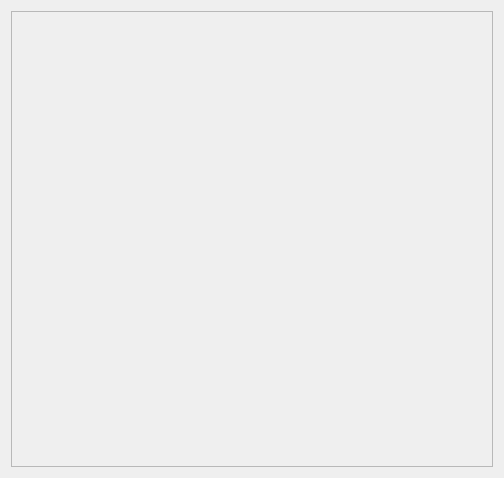
Above: src/qt/Widget/SingleInstrument.ui from chuckfairy/Orzabal before the change. Below: the same form after it.
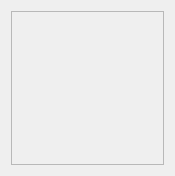
That is the form after the change.

The edit to the form file:
```diff
--- a/src/qt/Widget/SingleInstrument.ui
+++ b/src/qt/Widget/SingleInstrument.ui
@@ -1,21 +1,36 @@
 <?xml version="1.0" encoding="UTF-8"?>
 <ui version="4.0">
  <class>SingleInstrument</class>
- <widget class="QWidget" name="content">
+ <widget class="QWidget" name="SingleInstrument">
   <property name="geometry">
    <rect>
     <x>0</x>
     <y>0</y>
-    <width>504</width>
-    <height>478</height>
+    <width>175</width>
+    <height>176</height>
    </rect>
   </property>
+  <property name="sizePolicy">
+   <sizepolicy hsizetype="Ignored" vsizetype="Preferred">
+    <horstretch>1</horstretch>
+    <verstretch>0</verstretch>
+   </sizepolicy>
+  </property>
   <property name="windowTitle">
    <string>Dialog</string>
   </property>
-  <layout class="QGridLayout" name="gridLayout">
-   <item row="1" column="0">
+  <layout class="QVBoxLayout" name="verticalLayout">
+   <item>
+    <layout class="QVBoxLayout" name="item_area"/>
+   </item>
+   <item>
     <widget class="QScrollArea" name="singleinstrument_scroll_area">
+     <property name="sizePolicy">
+      <sizepolicy hsizetype="Ignored" vsizetype="Expanding">
+       <horstretch>1</horstretch>
+       <verstretch>0</verstretch>
+      </sizepolicy>
+     </property>
      <property name="widgetResizable">
       <bool>true</bool>
      </property>
@@ -24,16 +39,13 @@
        <rect>
         <x>0</x>
         <y>0</y>
-        <width>484</width>
-        <height>450</height>
+        <width>155</width>
+        <height>148</height>
        </rect>
       </property>
      </widget>
     </widget>
    </item>
-   <item row="0" column="0">
-    <layout class="QHBoxLayout" name="item_area"/>
-   </item>
   </layout>
  </widget>
  <resources/>
```
